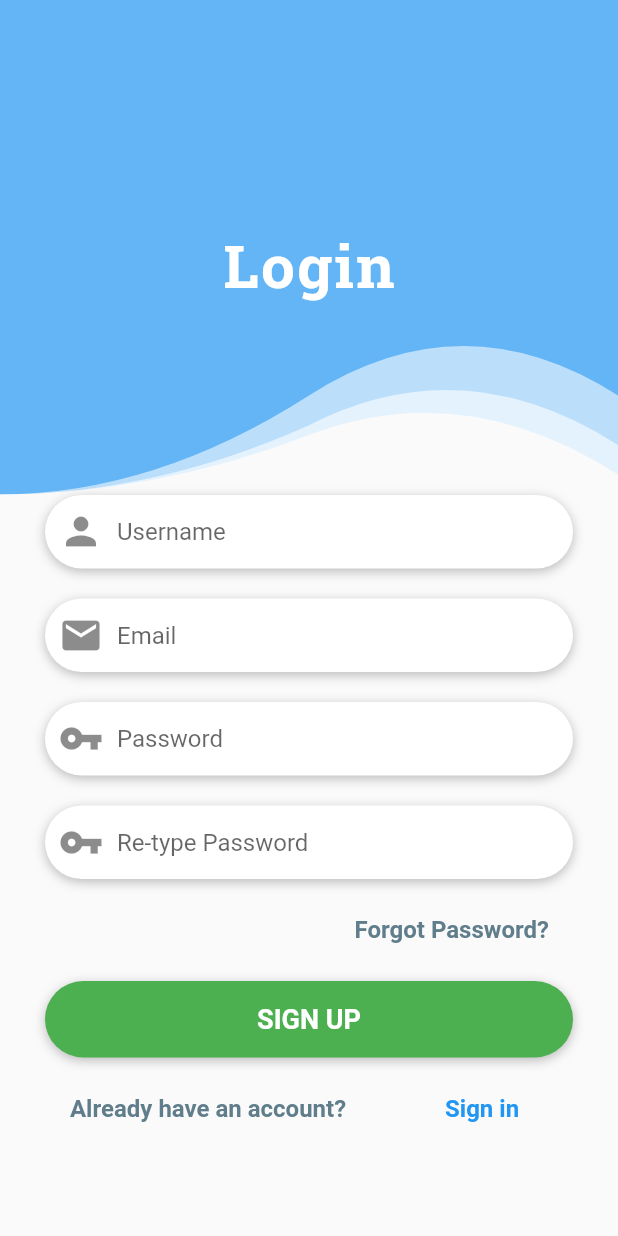
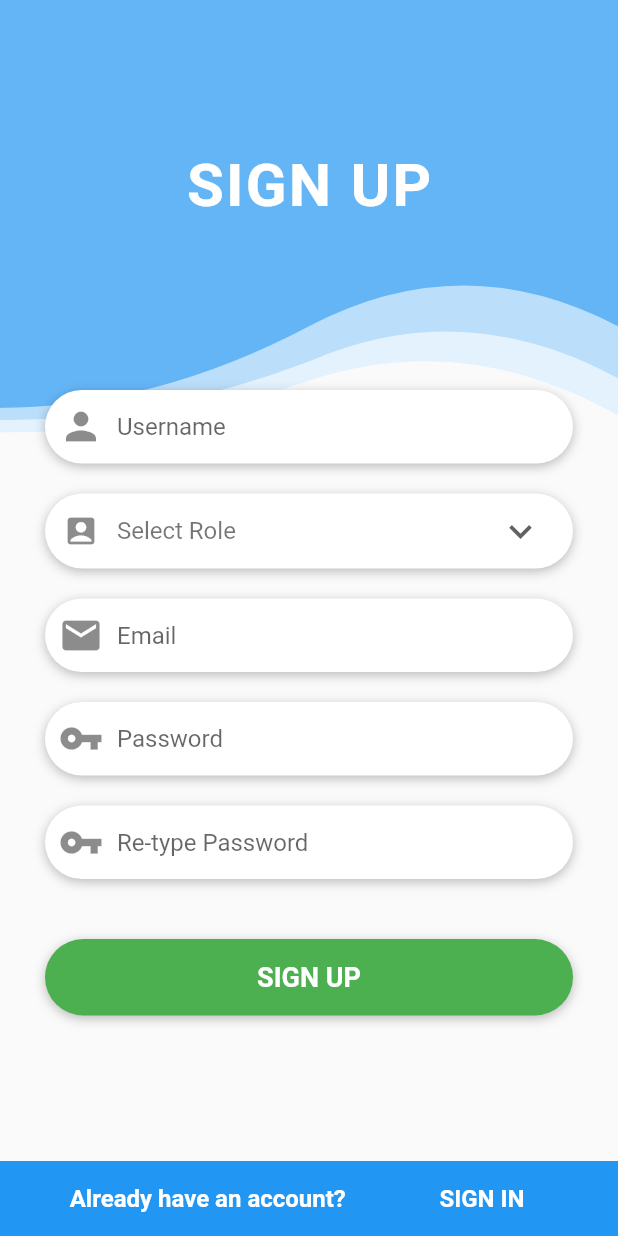
Before and after one commit to Thusatharan/FoodWastageManagement, a Flutter app: the screen it shows after launch, after a tap on "SKIP", after a tap on "SIGN UP", on a phone screen of 412 x 824 dp. Run offline on Flutter 3.47's test engine with Material 2 defaults, Android fonts, the phone set to English and light mode, and no system bars; our stand-ins replace firebase_auth, firebase_core, flutter_swiper, lottie; accounts and stored records are empty.

Commit message:
Third Commit

```diff
--- a/lib/screens/auth_screens/auth_screen.dart
+++ b/lib/screens/auth_screens/auth_screen.dart
@@ -1,6 +1,5 @@
 import 'package:flutter/material.dart';
 import 'package:food_wastage_management/widgets/clipper_widgets/auth_clip_widget.dart';
-import 'package:google_fonts/google_fonts.dart';
 
 class AuthScreen extends StatefulWidget {
   static const routeName = '/auth_screen';
@@ -9,8 +8,20 @@ class AuthScreen extends StatefulWidget {
 }
 
 class _AuthScreenState extends State<AuthScreen> {
+  final TextEditingController _nameController = TextEditingController();
+  final TextEditingController _emailController = TextEditingController();
+  final TextEditingController _passwordController = TextEditingController();
+  final TextEditingController _reTypePasswordController =
+      TextEditingController();
+  final _formKey = GlobalKey<FormState>();
+  var _isLogIn = true;
+  var _isLoading = false;
+  String dropdownValue = 'Select Role';
+
   @override
   Widget build(BuildContext context) {
+    final _isportrait =
+        MediaQuery.of(context).orientation == Orientation.portrait;
     return Scaffold(
       body: SingleChildScrollView(
         child: Column(
@@ -18,13 +29,13 @@ class _AuthScreenState extends State<AuthScreen> {
             Container(
               child: Stack(
                 children: [
-                  AuthClipWidget(),
+                  AuthClipWidget(_isportrait),
                   Container(
                     alignment: Alignment.center,
-                    margin: EdgeInsets.only(top: 150.0),
+                    margin: EdgeInsets.only(top: 100.0),
                     child: Text(
-                      'Login',
-                      style: GoogleFonts.robotoSlab(
+                      _isLogIn ? 'SIGN IN' : 'SIGN UP',
+                      style: TextStyle(
                         fontSize: 40.0,
                         fontWeight: FontWeight.bold,
                         color: Colors.white,
@@ -34,11 +45,13 @@ class _AuthScreenState extends State<AuthScreen> {
                   ),
                   Container(
                     alignment: Alignment.center,
-                    margin: EdgeInsets.only(top: 330.0),
-                    padding: EdgeInsets.symmetric(horizontal: 30.0),
+                    margin: EdgeInsets.only(top: _isportrait ? 260.0 : 200.0),
+                    padding: EdgeInsets.symmetric(
+                        horizontal: _isportrait ? 30.0 : 80.0),
                     child: Form(
                       child: Column(
                         children: [
+                          if (!_isLogIn)
                             Container(
                               decoration: BoxDecoration(
                                 color: Colors.white,
@@ -52,6 +65,7 @@ class _AuthScreenState extends State<AuthScreen> {
                                 ],
                               ),
                               child: TextFormField(
+                                controller: _nameController,
                                 decoration: InputDecoration(
                                   contentPadding:
                                       EdgeInsets.symmetric(vertical: 15.0),
@@ -65,6 +79,56 @@ class _AuthScreenState extends State<AuthScreen> {
                               ),
                             ),
                           SizedBox(height: 20.0),
+                          if (!_isLogIn)
+                            Container(
+                              decoration: BoxDecoration(
+                                color: Colors.white,
+                                borderRadius: BorderRadius.circular(30.0),
+                                boxShadow: [
+                                  BoxShadow(
+                                    color: Colors.black26,
+                                    offset: Offset(0, 2),
+                                    blurRadius: 6.0,
+                                  ),
+                                ],
+                              ),
+                              child: DropdownButtonFormField(
+                                value: dropdownValue,
+                                icon: Container(
+                                  margin: const EdgeInsets.only(right: 20.0),
+                                  child: Icon(Icons.expand_more),
+                                ),
+                                iconSize: 30.0,
+                                elevation: 16,
+                                style: TextStyle(
+                                  color: Colors.black54,
+                                  fontSize: 16.0,
+                                ),
+                                decoration: InputDecoration(
+                                  contentPadding:
+                                      EdgeInsets.symmetric(vertical: 10.0),
+                                  border: InputBorder.none,
+                                  prefixIcon: Icon(Icons.account_box),
+                                ),
+                                onChanged: (String newValue) {
+                                  setState(() {
+                                    dropdownValue = newValue;
+                                  });
+                                },
+                                items: <String>[
+                                  'Select Role',
+                                  'Donator',
+                                  'Reciever',
+                                  'Delivery man',
+                                ].map<DropdownMenuItem<String>>((String value) {
+                                  return DropdownMenuItem<String>(
+                                    value: value,
+                                    child: Text(value),
+                                  );
+                                }).toList(),
+                              ),
+                            ),
+                          SizedBox(height: _isLogIn ? 50.0 : 20.0),
                           Container(
                             decoration: BoxDecoration(
                               color: Colors.white,
@@ -78,6 +142,7 @@ class _AuthScreenState extends State<AuthScreen> {
                               ],
                             ),
                             child: TextFormField(
+                              controller: _emailController,
                               decoration: InputDecoration(
                                 contentPadding:
                                     EdgeInsets.symmetric(vertical: 15.0),
@@ -104,6 +169,7 @@ class _AuthScreenState extends State<AuthScreen> {
                               ],
                             ),
                             child: TextFormField(
+                              controller: _passwordController,
                               decoration: InputDecoration(
                                 contentPadding:
                                     EdgeInsets.symmetric(vertical: 15.0),
@@ -117,7 +183,8 @@ class _AuthScreenState extends State<AuthScreen> {
                               obscureText: true,
                             ),
                           ),
-                          SizedBox(height: 20.0),
+                          SizedBox(height: _isLogIn ? 5.0 : 20.0),
+                          if (!_isLogIn)
                             Container(
                               decoration: BoxDecoration(
                                 color: Colors.white,
@@ -131,6 +198,7 @@ class _AuthScreenState extends State<AuthScreen> {
                                 ],
                               ),
                               child: TextFormField(
+                                controller: _reTypePasswordController,
                                 decoration: InputDecoration(
                                   contentPadding:
                                       EdgeInsets.symmetric(vertical: 15.0),
@@ -144,7 +212,8 @@ class _AuthScreenState extends State<AuthScreen> {
                                 obscureText: true,
                               ),
                             ),
-                          SizedBox(height: 10.0),
+                          if (!_isLogIn) SizedBox(height: 10.0),
+                          if (_isLogIn)
                             Container(
                               alignment: Alignment.bottomRight,
                               child: FlatButton(
@@ -159,7 +228,10 @@ class _AuthScreenState extends State<AuthScreen> {
                                 onPressed: () {},
                               ),
                             ),
-                          SizedBox(height: 10.0),
+                          SizedBox(
+                              height: _isLogIn
+                                  ? (_isportrait ? 100.0 : 40.0)
+                                  : 30.0),
                           Container(
                             width: double.infinity,
                             decoration: BoxDecoration(
@@ -176,7 +248,7 @@ class _AuthScreenState extends State<AuthScreen> {
                             child: FlatButton(
                               padding: EdgeInsets.symmetric(vertical: 15.0),
                               child: Text(
-                                'SIGN UP',
+                                _isLogIn ? 'SIGN IN' : 'SIGN UP',
                                 style: TextStyle(
                                   fontSize: 18.0,
                                   color: Colors.white,
@@ -186,6 +258,7 @@ class _AuthScreenState extends State<AuthScreen> {
                               onPressed: () {},
                             ),
                           ),
+                          SizedBox(height: 50.0),
                         ],
                       ),
                     ),
@@ -193,32 +266,37 @@ class _AuthScreenState extends State<AuthScreen> {
                 ],
               ),
             ),
-            SizedBox(height: 10.0),
-            Container(
+          ],
+        ),
+      ),
+      bottomNavigationBar: Container(
+        height: 50.0,
+        color: Colors.blue,
         child: Row(
           mainAxisAlignment: MainAxisAlignment.spaceEvenly,
           children: [
             Text(
-                    'Already have an account?',
+              _isLogIn ? 'Don\'t have an account?' : 'Already have an account?',
               style: TextStyle(
                 fontSize: 16.0,
-                      color: Colors.blueGrey,
+                color: Colors.white,
                 fontWeight: FontWeight.w600,
               ),
             ),
             FlatButton(
               child: Text(
-                      'Sign in',
+                _isLogIn ? 'SIGN UP' : 'SIGN IN',
                 style: TextStyle(
                   fontSize: 16.0,
-                        color: Colors.blue,
+                  color: Colors.white,
                   fontWeight: FontWeight.bold,
                 ),
               ),
-                    onPressed: () {},
-                  ),
-                ],
-              ),
+              onPressed: () {
+                setState(() {
+                  _isLogIn = !_isLogIn;
+                });
+              },
             ),
           ],
         ),
--- a/lib/screens/intro_screen.dart
+++ b/lib/screens/intro_screen.dart
@@ -13,16 +13,22 @@ class _IntroScreenState extends State<IntroScreen> {
   SwiperController _swiperController = SwiperController();
   int _currentIndex = 0;
 
+  final List<String> imageUrl = [
+    'assets/images/intro_1.png',
+    'assets/images/intro_2.png',
+    'assets/images/intro_3.png',
+  ];
+
   final List<String> titles = [
     'Welcome',
-    'Welcome 2',
-    'Welcome 3',
+    'Sad Truth',
+    'Be a hero',
   ];
 
   final List<String> subtitles = [
-    'Total average of food wastage in the world 1.3 billion tonnes',
-    'Average death due to hunger 25000 per day',
-    'Take Responsibility to feed the world with your excess food',
+    'welcome to the team of foodCycle.',
+    'Total average of food wastage in the world 1.3 billion tonnes and Average death due to hunger 25000 per day.',
+    'Take Responsibility to feed the world with your excess food.',
   ];
 
   @override
@@ -53,6 +59,7 @@ class _IntroScreenState extends State<IntroScreen> {
               return IntroItemWidget(
                 title: titles[index],
                 subtitle: subtitles[index],
+                imageUrl: imageUrl[index],
               );
             },
           ),
--- a/lib/widgets/clipper_widgets/auth_clip_widget.dart
+++ b/lib/widgets/clipper_widgets/auth_clip_widget.dart
@@ -4,6 +4,9 @@ import 'package:food_wastage_management/widgets/clipper_widgets/back_curve_clipp
 import 'package:food_wastage_management/widgets/clipper_widgets/front_curve_clipper.dart';
 
 class AuthClipWidget extends StatelessWidget {
+  final isportrait;
+  AuthClipWidget(this.isportrait);
+
   @override
   Widget build(BuildContext context) {
     return Stack(
@@ -11,21 +14,21 @@ class AuthClipWidget extends StatelessWidget {
         ClipPath(
           clipper: BackCurveClipperOne(),
           child: Container(
-            height: MediaQuery.of(context).size.height * 0.4,
+            height: isportrait ? MediaQuery.of(context).size.height * 0.35 : MediaQuery.of(context).size.height * 0.6,
             color: Colors.blue.shade50,
           ),
         ),
         ClipPath(
           clipper: BackCurveClipperTwo(),
           child: Container(
-            height: MediaQuery.of(context).size.height * 0.4,
+            height: isportrait ? MediaQuery.of(context).size.height * 0.34 : MediaQuery.of(context).size.height * 0.6,
             color: Colors.blue.shade100,
           ),
         ),
         ClipPath(
           clipper: FrontCurveClipper(),
           child: Container(
-            height: MediaQuery.of(context).size.height * 0.4,
+            height: isportrait ? MediaQuery.of(context).size.height * 0.33 : MediaQuery.of(context).size.height * 0.6,
             color: Colors.blue.shade300,
           ),
         ),
--- a/lib/widgets/intro_item_widget.dart
+++ b/lib/widgets/intro_item_widget.dart
@@ -9,6 +9,8 @@ class IntroItemWidget extends StatelessWidget {
 
   @override
   Widget build(BuildContext context) {
+    final _isPortrait =
+        MediaQuery.of(context).orientation == Orientation.portrait;
     return Container(
       child: Padding(
         padding: const EdgeInsets.all(30.0),
@@ -16,13 +18,15 @@ class IntroItemWidget extends StatelessWidget {
           mainAxisAlignment: MainAxisAlignment.center,
           children: [
             Container(
-              child: Image.asset('assets/images/intro_1.png'),
+              height: _isPortrait ? 250.0 : 200.0,
+              child: Image.asset(imageUrl),
             ),
             Text(
               title,
               style: TextStyle(
-                fontSize: 35.0,
+                fontSize: _isPortrait ? 35.0 : 30.0,
                 fontWeight: FontWeight.bold,
+                letterSpacing: 1.2,
               ),
             ),
             const SizedBox(height: 10.0),
@@ -30,8 +34,9 @@ class IntroItemWidget extends StatelessWidget {
               subtitle,
               textAlign: TextAlign.center,
               style: TextStyle(
-                fontSize: 25.0,
+                fontSize: _isPortrait ? 25.0 : 20.0,
                 fontWeight: FontWeight.w300,
+                letterSpacing: 1.2,
               ),
             ),
           ],
```
Also changed, not shown: pubspec.yaml (+3 -5 lines), assets/images/intro_2.png (added), assets/images/intro_3.png (added), pubspec.lock. Lines whose indentation alone changed are shown as unchanged.
